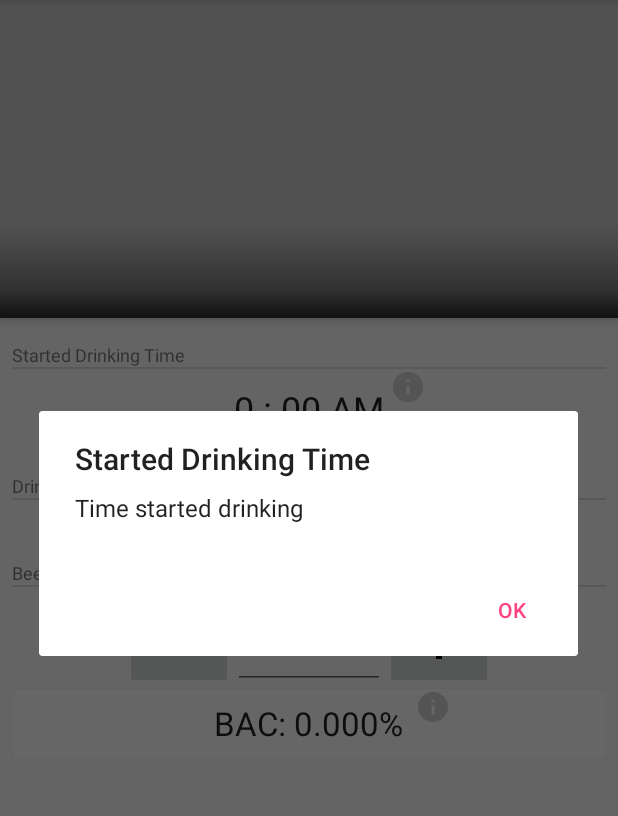
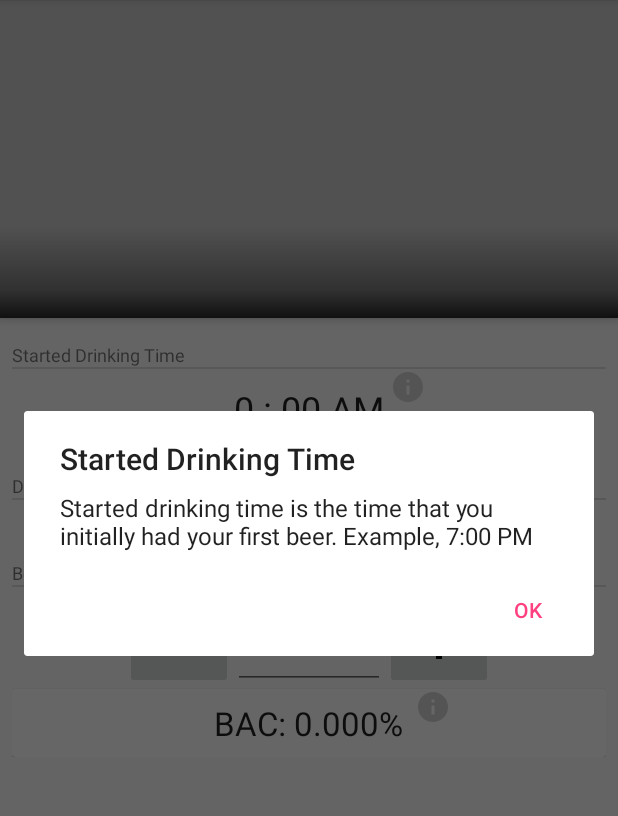
Before and after one commit to Beesham/Capstone-Project, an Android app: the screen it shows after launch (HomeActivity), after a tap on an icon or button, on a phone screen of 412 x 824 dp, the part 84-900 px from its top. Run offline under Robolectric (Android 15) with nearby library versions, the phone set to English and light mode, and no system bars; our stand-ins replace ButterKnife, Picasso; libraries missing offline, so code that uses them is left out: net.simonvt.schematic; pictures from the network do not load; 10 statements that could not run were skipped.

Commit message:
Add icon to display more info about varialbles on Home

```diff
--- a/app/src/main/java/com/beesham/beerac/model/BacConstants.java
+++ b/app/src/main/java/com/beesham/beerac/model/BacConstants.java
@@ -6,7 +6,8 @@ package com.beesham.beerac.model;
 
 public class BacConstants {
     public static final double AVG_ALC_ELIM_RATE = 0.015;
-    public static final double LIQ_OZ_TO_WGHT_OZ = 5.14;   //conversion factor of .823 x 100/16, wherein .823 is used to convert liquid ounces to ounces of weight
+    public static final double LIQ_OZ_TO_WGHT_OZ = 5.14;   //conversion factor of .823 x 100/16,
+                                                        // wherein .823 is used to convert liquid ounces to ounces of weight
     public static final double ALC_DIST_MALE = 0.73;
     public static final double ALC_DIST_FEMALE = 0.66;
 }
--- a/app/src/main/java/com/beesham/beerac/ui/HomeFragment.java
+++ b/app/src/main/java/com/beesham/beerac/ui/HomeFragment.java
@@ -443,13 +443,13 @@ public class HomeFragment extends Fragment implements LoaderManager.LoaderCallba
             case INFO_TIME:
                 infoDialogBuilder.setTitle(getString(R.string.label_time_picker))
                         .setPositiveButton(android.R.string.ok, null)
-                        .setMessage("Time started drinking");   //TODO move to strings
+                        .setMessage(R.string.time_description);
                 break;
 
             case INFO_DRINK_SIZE:
                 infoDialogBuilder.setTitle(getString(R.string.label_beer_volume))
                         .setPositiveButton(android.R.string.ok, null)
-                        .setMessage("Drink size");  //TODO move to strings
+                        .setMessage(R.string.drink_size_description);
                 break;
 
             case INFO_BAC:
--- a/app/src/main/java/com/beesham/beerac/utils/MathUtils.java
+++ b/app/src/main/java/com/beesham/beerac/utils/MathUtils.java
@@ -160,14 +160,21 @@ public class MathUtils {
 
         double a = numOfBeers * drinkSize * (abv/100);
 
-        StringBuilder calcAsString = new StringBuilder("((" + Double.toString(a));
+        StringBuilder calcAsString = new StringBuilder();
+        calcAsString.append("A = liquid ounces of alcohol consumed\n");
+        calcAsString.append("W = a person’s weight in pounds (converted if using Kg)\n");
+        calcAsString.append("r = a gender constant of alcohol distribution (.73 for men and .66 for women)\n");
+        calcAsString.append("H = hours elapsed since drinking commenced\n\n");
+
+        calcAsString.append("% BAC = (A x 5.14 / W x r) – .015 x H\n\n");
+
+        calcAsString.append("% BAC = ");
+        calcAsString.append("((" + Double.toString(a));
         calcAsString.append(" * ")
                 .append(LIQ_OZ_TO_WGHT_OZ + ")")
                 .append(" / ")
                 .append("(" + bodyWeight)
                 .append(" * ");
-
-        Log.v("Util", "calculations: " + calcAsString);
 
         if(gender.equals("Male")){
             calcAsString.append(ALC_DIST_MALE + "))");
@@ -178,7 +185,7 @@ public class MathUtils {
         calcAsString.append(" - ")
                 .append(AVG_ALC_ELIM_RATE)
                 .append(" * ")
-                .append(timePassed);
+                .append(String.format("%.2f", timePassed));
 
         return calcAsString.toString();
     }
--- a/app/src/main/res/values/strings.xml
+++ b/app/src/main/res/values/strings.xml
@@ -37,6 +37,9 @@
     <string name="action_settings">Settings</string>
 
     <string name="no_weight_toast" translatable="true">Please set Weight in app Settings</string>
+
+    <string name="time_description">Started drinking time is the time that you initially had your first beer. Example, 7:00 PM</string>
+    <string name="drink_size_description">This is the size of one beer that you are currently consuming. Example, 12oz</string>
 
     <!-- Home Units Spinner -->
     <string-array name="units">
```
